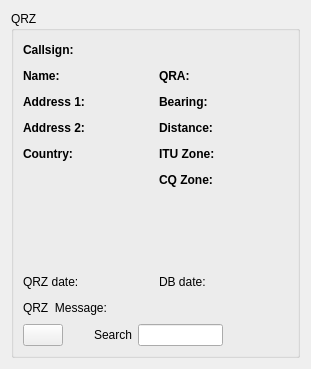
Above: mqt/MqtLogger/qrzdisplayframe.ui from Rsclub22/Minos2-Mirror before the change. Below: the same form after it.
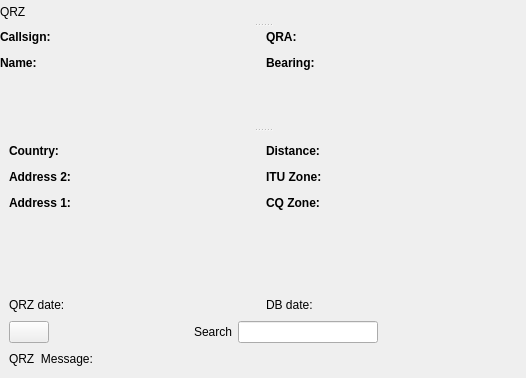
That is the form after the change. Custom widgets are drawn as their Qt base class.

Patch:
```diff
--- a/mqt/MqtLogger/qrzdisplayframe.ui
+++ b/mqt/MqtLogger/qrzdisplayframe.ui
@@ -6,20 +6,64 @@
    <rect>
     <x>0</x>
     <y>0</y>
-    <width>311</width>
-    <height>369</height>
+    <width>526</width>
+    <height>378</height>
    </rect>
   </property>
   <property name="windowTitle">
    <string>Frame</string>
   </property>
-  <layout class="QVBoxLayout" name="verticalLayout_6">
+  <layout class="QVBoxLayout" name="verticalLayout_7">
+   <property name="spacing">
+    <number>0</number>
+   </property>
+   <property name="leftMargin">
+    <number>0</number>
+   </property>
+   <property name="topMargin">
+    <number>0</number>
+   </property>
+   <property name="rightMargin">
+    <number>0</number>
+   </property>
+   <property name="bottomMargin">
+    <number>0</number>
+   </property>
    <item>
-    <widget class="QGroupBox" name="groupBox">
-     <property name="title">
+    <widget class="MinosSplitter" name="qrzSplitter">
+     <property name="orientation">
+      <enum>Qt::Vertical</enum>
+     </property>
+     <widget class="QWidget" name="">
+      <layout class="QHBoxLayout" name="horizontalLayout_17">
+       <item>
+        <widget class="QLabel" name="label_15">
+         <property name="text">
       <string>QRZ</string>
      </property>
-     <layout class="QVBoxLayout" name="verticalLayout_3">
+        </widget>
+       </item>
+       <item>
+        <spacer name="horizontalSpacer_16">
+         <property name="orientation">
+          <enum>Qt::Horizontal</enum>
+         </property>
+         <property name="sizeHint" stdset="0">
+          <size>
+           <width>40</width>
+           <height>20</height>
+          </size>
+         </property>
+        </spacer>
+       </item>
+      </layout>
+     </widget>
+     <widget class="QWidget" name="">
+      <layout class="QVBoxLayout" name="verticalLayout_6">
+       <item>
+        <layout class="QHBoxLayout" name="horizontalLayout_15">
+         <item>
+          <layout class="QVBoxLayout" name="verticalLayout_5">
       <item>
        <layout class="QHBoxLayout" name="horizontalLayout_3">
         <item>
@@ -57,10 +101,6 @@
        </layout>
       </item>
       <item>
-       <layout class="QHBoxLayout" name="horizontalLayout_15">
-        <item>
-         <layout class="QVBoxLayout" name="verticalLayout_2">
-          <item>
            <layout class="QHBoxLayout" name="horizontalLayout_4">
             <item>
              <widget class="QLabel" name="label_2">
@@ -96,29 +136,33 @@
             </item>
            </layout>
           </item>
+          </layout>
+         </item>
           <item>
-           <layout class="QHBoxLayout" name="horizontalLayout_5">
+          <layout class="QVBoxLayout" name="verticalLayout_4">
             <item>
-             <widget class="QLabel" name="label_4">
+            <layout class="QHBoxLayout" name="horizontalLayout_2">
+             <item>
+              <widget class="QLabel" name="label_9">
               <property name="font">
                <font>
                 <bold>true</bold>
                </font>
               </property>
               <property name="text">
-               <string>Address 1:</string>
+                <string>QRA:</string>
               </property>
              </widget>
             </item>
             <item>
-             <widget class="QLabel" name="addr1Text">
+              <widget class="MinosQLabel" name="qraText">
               <property name="text">
                <string/>
               </property>
              </widget>
             </item>
             <item>
-             <spacer name="horizontalSpacer_4">
+              <spacer name="horizontalSpacer_7">
               <property name="orientation">
                <enum>Qt::Horizontal</enum>
               </property>
@@ -133,28 +177,28 @@
            </layout>
           </item>
           <item>
-           <layout class="QHBoxLayout" name="horizontalLayout_6">
+            <layout class="QHBoxLayout" name="horizontalLayout_9">
             <item>
-             <widget class="QLabel" name="label_5">
+              <widget class="QLabel" name="label_10">
               <property name="font">
                <font>
                 <bold>true</bold>
                </font>
               </property>
               <property name="text">
-               <string>Address 2:</string>
+                <string>Bearing:</string>
               </property>
              </widget>
             </item>
             <item>
-             <widget class="QLabel" name="addr2Text">
+              <widget class="MinosQLabel" name="bearingText">
               <property name="text">
                <string/>
               </property>
              </widget>
             </item>
             <item>
-             <spacer name="horizontalSpacer_5">
+              <spacer name="horizontalSpacer_8">
               <property name="orientation">
                <enum>Qt::Horizontal</enum>
               </property>
@@ -168,6 +212,31 @@
             </item>
            </layout>
           </item>
+          </layout>
+         </item>
+        </layout>
+       </item>
+       <item>
+        <spacer name="verticalSpacer_3">
+         <property name="orientation">
+          <enum>Qt::Vertical</enum>
+         </property>
+         <property name="sizeHint" stdset="0">
+          <size>
+           <width>20</width>
+           <height>40</height>
+          </size>
+         </property>
+        </spacer>
+       </item>
+      </layout>
+     </widget>
+     <widget class="QFrame" name="detailsFrame">
+      <layout class="QVBoxLayout" name="verticalLayout_3">
+       <item>
+        <layout class="QHBoxLayout" name="horizontalLayout_16">
+         <item>
+          <layout class="QVBoxLayout" name="verticalLayout_2">
           <item>
            <layout class="QHBoxLayout" name="horizontalLayout_7">
             <item>
@@ -204,6 +273,78 @@
             </item>
            </layout>
           </item>
+           <item>
+            <layout class="QHBoxLayout" name="horizontalLayout_6">
+             <item>
+              <widget class="QLabel" name="label_5">
+               <property name="font">
+                <font>
+                 <bold>true</bold>
+                </font>
+               </property>
+               <property name="text">
+                <string>Address 2:</string>
+               </property>
+              </widget>
+             </item>
+             <item>
+              <widget class="QLabel" name="addr2Text">
+               <property name="text">
+                <string/>
+               </property>
+              </widget>
+             </item>
+             <item>
+              <spacer name="horizontalSpacer_5">
+               <property name="orientation">
+                <enum>Qt::Horizontal</enum>
+               </property>
+               <property name="sizeHint" stdset="0">
+                <size>
+                 <width>40</width>
+                 <height>20</height>
+                </size>
+               </property>
+              </spacer>
+             </item>
+            </layout>
+           </item>
+           <item>
+            <layout class="QHBoxLayout" name="horizontalLayout_5">
+             <item>
+              <widget class="QLabel" name="label_4">
+               <property name="font">
+                <font>
+                 <bold>true</bold>
+                </font>
+               </property>
+               <property name="text">
+                <string>Address 1:</string>
+               </property>
+              </widget>
+             </item>
+             <item>
+              <widget class="QLabel" name="addr1Text">
+               <property name="text">
+                <string/>
+               </property>
+              </widget>
+             </item>
+             <item>
+              <spacer name="horizontalSpacer_4">
+               <property name="orientation">
+                <enum>Qt::Horizontal</enum>
+               </property>
+               <property name="sizeHint" stdset="0">
+                <size>
+                 <width>40</width>
+                 <height>20</height>
+                </size>
+               </property>
+              </spacer>
+             </item>
+            </layout>
+           </item>
           <item>
            <spacer name="verticalSpacer">
             <property name="orientation">
@@ -252,78 +393,6 @@
         </item>
         <item>
          <layout class="QVBoxLayout" name="verticalLayout">
-          <item>
-           <layout class="QHBoxLayout" name="horizontalLayout_2">
-            <item>
-             <widget class="QLabel" name="label_9">
-              <property name="font">
-               <font>
-                <bold>true</bold>
-               </font>
-              </property>
-              <property name="text">
-               <string>QRA:</string>
-              </property>
-             </widget>
-            </item>
-            <item>
-             <widget class="MinosQLabel" name="qraText">
-              <property name="text">
-               <string/>
-              </property>
-             </widget>
-            </item>
-            <item>
-             <spacer name="horizontalSpacer_7">
-              <property name="orientation">
-               <enum>Qt::Horizontal</enum>
-              </property>
-              <property name="sizeHint" stdset="0">
-               <size>
-                <width>40</width>
-                <height>20</height>
-               </size>
-              </property>
-             </spacer>
-            </item>
-           </layout>
-          </item>
-          <item>
-           <layout class="QHBoxLayout" name="horizontalLayout_9">
-            <item>
-             <widget class="QLabel" name="label_10">
-              <property name="font">
-               <font>
-                <bold>true</bold>
-               </font>
-              </property>
-              <property name="text">
-               <string>Bearing:</string>
-              </property>
-             </widget>
-            </item>
-            <item>
-             <widget class="MinosQLabel" name="bearingText">
-              <property name="text">
-               <string/>
-              </property>
-             </widget>
-            </item>
-            <item>
-             <spacer name="horizontalSpacer_8">
-              <property name="orientation">
-               <enum>Qt::Horizontal</enum>
-              </property>
-              <property name="sizeHint" stdset="0">
-               <size>
-                <width>40</width>
-                <height>20</height>
-               </size>
-              </property>
-             </spacer>
-            </item>
-           </layout>
-          </item>
           <item>
            <layout class="QHBoxLayout" name="horizontalLayout_10">
             <item>
@@ -481,39 +550,6 @@
        </layout>
       </item>
       <item>
-       <layout class="QVBoxLayout" name="verticalLayout_5">
-        <item>
-         <layout class="QHBoxLayout" name="horizontalLayout_8">
-          <item>
-           <widget class="QLabel" name="label_8">
-            <property name="text">
-             <string>QRZ  Message: </string>
-            </property>
-           </widget>
-          </item>
-          <item>
-           <widget class="QLabel" name="qrzMessageText">
-            <property name="text">
-             <string/>
-            </property>
-           </widget>
-          </item>
-          <item>
-           <spacer name="horizontalSpacer_2">
-            <property name="orientation">
-             <enum>Qt::Horizontal</enum>
-            </property>
-            <property name="sizeHint" stdset="0">
-             <size>
-              <width>40</width>
-              <height>20</height>
-             </size>
-            </property>
-           </spacer>
-          </item>
-         </layout>
-        </item>
-        <item>
          <layout class="QHBoxLayout" name="horizontalLayout">
           <item>
            <widget class="QPushButton" name="logOnStatusPb">
@@ -570,9 +606,39 @@
           </item>
          </layout>
         </item>
+       <item>
+        <layout class="QHBoxLayout" name="horizontalLayout_8">
+         <item>
+          <widget class="QLabel" name="label_8">
+           <property name="text">
+            <string>QRZ  Message: </string>
+           </property>
+          </widget>
+         </item>
+         <item>
+          <widget class="QLabel" name="qrzMessageText">
+           <property name="text">
+            <string/>
+           </property>
+          </widget>
+         </item>
+         <item>
+          <spacer name="horizontalSpacer_2">
+           <property name="orientation">
+            <enum>Qt::Horizontal</enum>
+           </property>
+           <property name="sizeHint" stdset="0">
+            <size>
+             <width>40</width>
+             <height>20</height>
+            </size>
+           </property>
+          </spacer>
+         </item>
        </layout>
       </item>
      </layout>
+     </widget>
     </widget>
    </item>
   </layout>
@@ -583,6 +649,12 @@
    <extends>QLabel</extends>
    <header location="global">minosqlabel.h</header>
   </customwidget>
+  <customwidget>
+   <class>MinosSplitter</class>
+   <extends>QSplitter</extends>
+   <header>minossplitter.h</header>
+   <container>1</container>
+  </customwidget>
  </customwidgets>
  <resources/>
  <connections/>
```
Lines whose indentation alone changed are shown as unchanged.
